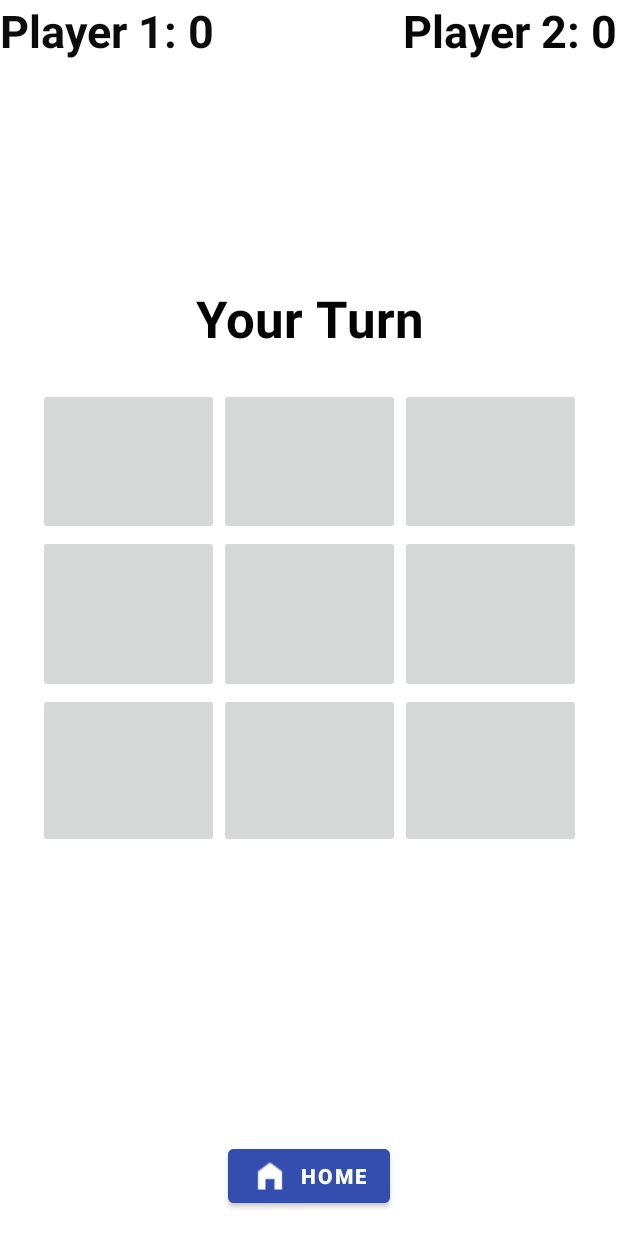
After one commit to AhmedAbozaid9/College_Project, an Android app: the Gameboard screen opened directly, with no data from a screen before it, on a phone screen of 412 x 824 dp. The commit adds this screen. Run offline under Robolectric (Android 15) with nearby library versions, the phone set to English and light mode, and no system bars.

Commit message:
creates tic tac toe gameboard

```diff
--- a/app/src/main/AndroidManifest.xml
+++ b/app/src/main/AndroidManifest.xml
@@ -27,6 +27,13 @@
                 android:value="" />
         </activity>
         <activity
+            android:name=".Gameboard"
+            android:exported="false">
+            <meta-data
+                android:name="android.app.lib_name"
+                android:value="" />
+        </activity>
+        <activity
             android:name=".MainActivity"
             android:exported="true">
             <intent-filter>
@@ -38,6 +45,7 @@
             <meta-data
                 android:name="android.app.lib_name"
                 android:value="" />
+
         </activity>
     </application>
 
--- /dev/null
+++ b/app/src/main/java/com/example/myapplication/Gameboard.java
@@ -0,0 +1,104 @@
+package com.example.myapplication;
+import androidx.appcompat.app.AppCompatActivity;
+
+import android.content.Intent;
+import android.graphics.drawable.Drawable;
+import android.graphics.drawable.Icon;
+import android.media.Image;
+import android.os.Bundle;
+import android.view.View;
+import android.view.Window;
+import android.widget.Button;
+import android.widget.ImageButton;
+import android.widget.ImageView;
+import android.widget.TextView;
+
+import org.w3c.dom.Text;
+
+import java.util.Objects;
+
+public class Gameboard extends AppCompatActivity {
+    @Override
+    protected void onCreate(Bundle savedInstanceState) {
+        ImageView imageview;
+        super.onCreate(savedInstanceState);
+        //hiding the title bar
+        requestWindowFeature(Window.FEATURE_NO_TITLE);
+        Objects.requireNonNull(getSupportActionBar()).hide();
+
+        setContentView(R.layout.activity_gameboard);
+
+        Button breturn = (Button) findViewById(R.id.button_return);
+        breturn.setOnClickListener(new View.OnClickListener() {
+            @Override
+            public void onClick(View view) {
+                Intent intent = new Intent(view.getContext(), MainActivity.class);
+                view.getContext().startActivity(intent);
+            }
+        });
+        ImageButton b00 = findViewById(R.id.imageButton00);
+        b00.setOnClickListener(new View.OnClickListener() {
+            @Override
+            public void onClick(View view) {
+                b00.setImageResource(R.drawable.x_icon);
+            }
+        });
+        ImageButton b01 = findViewById(R.id.imageButton01);
+        b01.setOnClickListener(new View.OnClickListener() {
+            @Override
+            public void onClick(View view) {
+                b01.setImageResource(R.drawable.x_icon);
+            }
+        });
+        ImageButton b02 = findViewById(R.id.imageButton02);
+        b02.setOnClickListener(new View.OnClickListener() {
+            @Override
+            public void onClick(View view) {
+                b02.setImageResource(R.drawable.o_icon);
+            }
+        });
+        ImageButton b10 = findViewById(R.id.imageButton10);
+        b10.setOnClickListener(new View.OnClickListener() {
+            @Override
+            public void onClick(View view) {
+                b10.setImageResource(R.drawable.o_icon);
+            }
+        });
+        ImageButton b11 = findViewById(R.id.imageButton11);
+        b11.setOnClickListener(new View.OnClickListener() {
+            @Override
+            public void onClick(View view) {
+                b11.setImageResource(R.drawable.x_icon);
+            }
+        });
+        ImageButton b12 = findViewById(R.id.imageButton12);
+        b12.setOnClickListener(new View.OnClickListener() {
+            @Override
+            public void onClick(View view) {
+                b12.setImageResource(R.drawable.o_icon);
+            }
+        });
+        ImageButton b20 = findViewById(R.id.imageButton20);
+        b20.setOnClickListener(new View.OnClickListener() {
+            @Override
+            public void onClick(View view) {
+                b20.setImageResource(R.drawable.o_icon);
+            }
+        });
+        ImageButton b21 = findViewById(R.id.imageButton21);
+        b21.setOnClickListener(new View.OnClickListener() {
+            @Override
+            public void onClick(View view) {
+                b21.setImageResource(R.drawable.o_icon);
+            }
+        });
+        ImageButton b22 = findViewById(R.id.imageButton22);
+        b22.setOnClickListener(new View.OnClickListener() {
+            @Override
+            public void onClick(View view) {
+                b22.setImageResource(R.drawable.x_icon);
+            }
+        });
+
+    }
+}
--- a/app/src/main/java/com/example/myapplication/MainActivity.java
+++ b/app/src/main/java/com/example/myapplication/MainActivity.java
@@ -3,9 +3,11 @@ package com.example.myapplication;
 import androidx.appcompat.app.AppCompatActivity;
 
 import android.content.Intent;
+import android.media.Image;
 import android.os.Bundle;
 import android.view.View;
 import android.view.Window;
+import android.widget.Button;
 import android.widget.ImageButton;
 
 import java.util.Objects;
@@ -14,6 +16,8 @@ public class MainActivity extends AppCompatActivity {
 
     @Override
     protected void onCreate(Bundle savedInstanceState) {
+
+
         super.onCreate(savedInstanceState);
         //hiding the title bar
         requestWindowFeature(Window.FEATURE_NO_TITLE);
@@ -35,6 +39,22 @@ public class MainActivity extends AppCompatActivity {
                 Intent intent = new Intent(view.getContext(), History.class);
                 view.getContext().startActivity(intent);}
         });
+        Button TwoPlayer = (Button) findViewById(R.id.button6);
+        TwoPlayer.setOnClickListener(new View.OnClickListener() {
+            @Override
+            public void onClick(View view) {
+                Intent intent = new Intent(view.getContext(), Gameboard.class);
+                view.getContext().startActivity(intent);}
+        });
+        Button Single_Player = (Button) findViewById(R.id.button2);
+        Single_Player.setOnClickListener(new View.OnClickListener() {
+            @Override
+            public void onClick(View view) {
+                Intent intent = new Intent(view.getContext(), Gameboard.class);
+                view.getContext().startActivity(intent);}
+        });
 
-    }
+
+
 }
+}
--- /dev/null
+++ b/app/src/main/res/layout/activity_gameboard.xml
@@ -0,0 +1,165 @@
+<?xml version="1.0" encoding="utf-8"?>
+<androidx.constraintlayout.widget.ConstraintLayout xmlns:android="http://schemas.android.com/apk/res/android"
+    xmlns:app="http://schemas.android.com/apk/res-auto"
+    xmlns:tools="http://schemas.android.com/tools"
+    android:layout_width="match_parent"
+    android:layout_height="match_parent"
+    tools:context='.Gameboard'>
+
+    <RelativeLayout
+        android:id="@+id/relativeLayout"
+        android:layout_width="362dp"
+        android:layout_height="307dp"
+        app:layout_constraintBottom_toBottomOf="parent"
+        app:layout_constraintEnd_toEndOf="parent"
+        app:layout_constraintStart_toStartOf="parent"
+        app:layout_constraintTop_toTopOf="parent">
+
+        <LinearLayout
+            android:id="@+id/linearLayout1"
+            android:layout_width="371dp"
+            android:layout_height="98dp"
+            android:orientation="horizontal"
+            app:layout_constraintEnd_toEndOf="@+id/linearLayout3"
+            app:layout_constraintStart_toStartOf="@+id/linearLayout3"
+            tools:layout_editor_absoluteY="250dp"
+            tools:ignore="UnknownId">
+
+            <ImageButton
+                android:id="@+id/imageButton00"
+                android:layout_width="wrap_content"
+                android:layout_height="wrap_content"
+                android:layout_weight="1"
+                app:srcCompat="@drawable/square_button" />
+
+            <ImageButton
+                android:id="@+id/imageButton01"
+                android:layout_width="wrap_content"
+                android:layout_height="wrap_content"
+                android:layout_weight="1"
+                app:srcCompat="@drawable/square_button" />
+
+            <ImageButton
+                android:id="@+id/imageButton02"
+                android:layout_width="wrap_content"
+                android:layout_height="wrap_content"
+                android:layout_weight="1"
+                app:srcCompat="@drawable/square_button" />
+
+        </LinearLayout>
+
+        <LinearLayout
+            android:id="@+id/linearLayout2"
+            android:layout_width="371dp"
+            android:layout_height="105dp"
+            android:layout_below="@+id/linearLayout1"
+            android:orientation="horizontal"
+            app:layout_constraintEnd_toEndOf="parent"
+            app:layout_constraintStart_toStartOf="parent"
+            tools:layout_editor_absoluteY="348dp">
+
+            <ImageButton
+                android:id="@+id/imageButton10"
+                android:layout_width="wrap_content"
+                android:layout_height="wrap_content"
+                android:layout_weight="1"
+                app:srcCompat="@drawable/square_button" />
+
+            <ImageButton
+                android:id="@+id/imageButton11"
+                android:layout_width="wrap_content"
+                android:layout_height="wrap_content"
+                android:layout_weight="1"
+                android:onClick="x"
+                app:srcCompat="@drawable/square_button" />
+
+            <ImageButton
+                android:id="@+id/imageButton12"
+                android:layout_width="wrap_content"
+                android:layout_height="wrap_content"
+                android:layout_weight="1"
+                app:srcCompat="@drawable/square_button" />
+        </LinearLayout>
+
+        <LinearLayout
+            android:layout_width="371dp"
+            android:layout_height="103dp"
+            android:layout_below="@+id/linearLayout2"
+            android:orientation="horizontal"
+            app:layout_constraintEnd_toEndOf="@+id/linearLayout2"
+            app:layout_constraintStart_toStartOf="@+id/linearLayout2"
+            tools:layout_editor_absoluteY="453dp">
+
+
+            <ImageButton
+                android:id="@+id/imageButton20"
+                android:layout_width="wrap_content"
+                android:layout_height="wrap_content"
+                android:layout_weight="1"
+                app:srcCompat="@drawable/square_button" />
+
+            <ImageButton
+                android:id="@+id/imageButton21"
+                android:layout_width="wrap_content"
+                android:layout_height="wrap_content"
+                android:layout_weight="1"
+                app:srcCompat="@drawable/square_button" />
+
+            <ImageButton
+                android:id="@+id/imageButton22"
+                android:layout_width="wrap_content"
+                android:layout_height="wrap_content"
+                android:layout_weight="1"
+                app:srcCompat="@drawable/square_button" />
+        </LinearLayout>
+    </RelativeLayout>
+
+    <TextView
+        android:layout_width="wrap_content"
+        android:layout_height="wrap_content"
+        android:layout_marginBottom="24dp"
+        android:text="Your Turn"
+        android:textAlignment="center"
+        android:textColor="#040404"
+        android:textSize="34sp"
+        android:textStyle="bold"
+        app:layout_constraintBottom_toTopOf="@+id/relativeLayout"
+        app:layout_constraintEnd_toEndOf="parent"
+        app:layout_constraintStart_toStartOf="parent" />
+
+    <TextView
+        android:id="@+id/text_view_p1"
+        android:layout_width="wrap_content"
+        android:layout_height="wrap_content"
+        android:text="Player 1: 0"
+        android:textColor="#0C0C0C"
+        android:textSize="30sp"
+        android:textStyle="bold"
+        app:layout_constraintStart_toStartOf="parent"
+        app:layout_constraintTop_toTopOf="parent" />
+
+    <TextView
+        android:id="@+id/text_view_p2"
+        android:layout_width="wrap_content"
+        android:layout_height="wrap_content"
+        android:text="Player 2: 0"
+        android:textColor="#070707"
+        android:textSize="30sp"
+        android:textStyle="bold"
+        app:layout_constraintEnd_toEndOf="parent"
+        app:layout_constraintTop_toTopOf="parent" />
+
+    <Button
+        android:id="@+id/button_return"
+        android:layout_width="wrap_content"
+        android:layout_height="wrap_content"
+        android:layout_marginBottom="16dp"
+        android:backgroundTint="#334EAE"
+        android:text="Home"
+        android:textStyle="bold"
+        app:icon="@drawable/home"
+        app:layout_constraintBottom_toBottomOf="parent"
+        app:layout_constraintEnd_toEndOf="parent"
+        app:layout_constraintStart_toStartOf="parent" />
+
+</androidx.constraintlayout.widget.ConstraintLayout>
```
Also changed, not shown: app/src/main/res/assets/Frame 1205.png (deleted), app/src/main/res/assets/Frame 1207.png (deleted), app/src/main/res/assets/Frame 1218.png (deleted), app/src/main/res/assets/Frame 1220.png (deleted), app/src/main/res/assets/Frame 34.png (deleted), app/src/main/res/assets/Games.png (deleted), app/src/main/res/assets/Home.png (deleted), app/src/main/res/assets/Icon-1.png (deleted), app/src/main/res/assets/Icon.png (deleted), app/src/main/res/assets/Onboarding Image.png (deleted), app/src/main/res/assets/back icon.png (deleted), app/src/main/res/assets/clipboard-text.png (deleted), app/src/main/res/drawable/o_icon.png (added), app/src/main/res/drawable/square_button.png (added), 1 more files.
